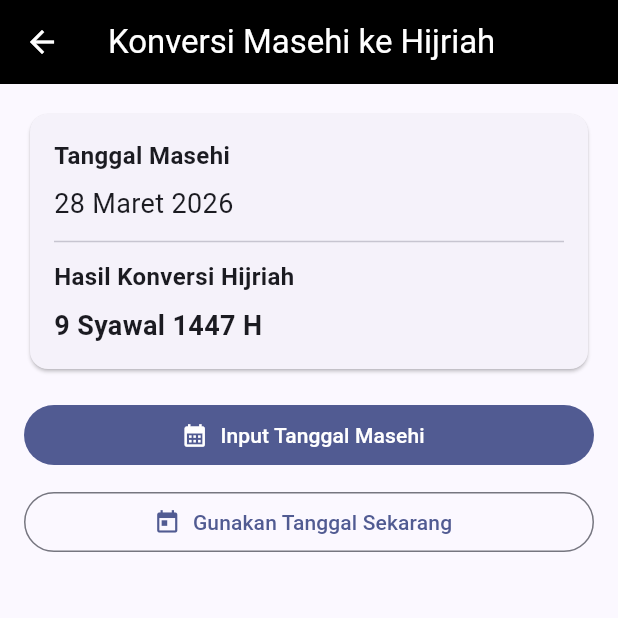
After one commit to atlet12/Tugas-Kelompok-TPM, a Flutter app: the KonversiHijriahPage screen opened directly, on a phone screen of 412 x 824 dp, the top half of it. The commit adds this screen. Run offline on Flutter 3.47's test engine with Material 3 defaults, Android fonts, the phone set to English and light mode, and no system bars.

Commit message:
Update main menu and add hijri conversion features

```diff
--- /dev/null
+++ b/tugaskelompok1/lib/pages/konversi_hijriah_page.dart
@@ -0,0 +1,97 @@
+import 'package:flutter/material.dart';
+import '../utils/hijri_calendar_utils.dart';
+
+class KonversiHijriahPage extends StatefulWidget {
+  const KonversiHijriahPage({super.key});
+
+  @override
+  State<KonversiHijriahPage> createState() => _KonversiHijriahPageState();
+}
+
+class _KonversiHijriahPageState extends State<KonversiHijriahPage> {
+  DateTime _selectedDate = DateTime.now();
+
+  Future<void> _pickDate() async {
+    final picked = await showDatePicker(
+      context: context,
+      initialDate: _selectedDate,
+      firstDate: DateTime(1900),
+      lastDate: DateTime(2100),
+    );
+
+    if (picked != null) {
+      setState(() {
+        _selectedDate = picked;
+      });
+    }
+  }
+
+  @override
+  Widget build(BuildContext context) {
+    return Scaffold(
+      appBar: AppBar(title: const Text('Konversi Masehi ke Hijriah')),
+      body: Padding(
+        padding: const EdgeInsets.all(16),
+        child: Column(
+          crossAxisAlignment: CrossAxisAlignment.stretch,
+          children: [
+            Card(
+              child: Padding(
+                padding: const EdgeInsets.all(16),
+                child: Column(
+                  crossAxisAlignment: CrossAxisAlignment.start,
+                  children: [
+                    const Text(
+                      'Tanggal Masehi',
+                      style: TextStyle(
+                        fontSize: 16,
+                        fontWeight: FontWeight.bold,
+                      ),
+                    ),
+                    const SizedBox(height: 8),
+                    Text(
+                      HijriCalendarUtils.formatMasehi(_selectedDate),
+                      style: const TextStyle(fontSize: 18),
+                    ),
+                    const Divider(height: 24),
+                    const Text(
+                      'Hasil Konversi Hijriah',
+                      style: TextStyle(
+                        fontSize: 16,
+                        fontWeight: FontWeight.bold,
+                      ),
+                    ),
+                    const SizedBox(height: 8),
+                    Text(
+                      HijriCalendarUtils.formatHijri(_selectedDate),
+                      style: const TextStyle(
+                        fontSize: 18,
+                        fontWeight: FontWeight.w600,
+                      ),
+                    ),
+                  ],
+                ),
+              ),
+            ),
+            const SizedBox(height: 16),
+            FilledButton.icon(
+              onPressed: _pickDate,
+              icon: const Icon(Icons.calendar_month),
+              label: const Text('Input Tanggal Masehi'),
+            ),
+            const SizedBox(height: 10),
+            OutlinedButton.icon(
+              onPressed: () {
+                setState(() {
+                  _selectedDate = DateTime.now();
+                });
+              },
+              icon: const Icon(Icons.today),
+              label: const Text('Gunakan Tanggal Sekarang'),
+            ),
+          ],
+        ),
+      ),
+    );
+  }
+}
--- a/tugaskelompok1/lib/pages/main_menu.dart
+++ b/tugaskelompok1/lib/pages/main_menu.dart
@@ -10,6 +10,7 @@ import 'stopwatch_page.dart';
 import 'hitung_piramid.dart';
 import 'kalender_jawa_page.dart';
 import 'weton_lahir_page.dart';
+import 'konversi_hijriah_page.dart';
 import '../utils/jawa_calendar_utils.dart';
 
 class MainMenu extends StatefulWidget {
@@ -93,6 +94,12 @@ class _MainMenuState extends State<MainMenu> {
         'c': Colors.indigo,
         'p': const WetonLahirPage(),
       },
+      {
+        't': 'Masehi ke Hijriah',
+        'i': Icons.mosque,
+        'c': Colors.deepPurple,
+        'p': const KonversiHijriahPage(),
+      },
     ];
 
     return Scaffold(
--- /dev/null
+++ b/tugaskelompok1/lib/utils/hijri_calendar_utils.dart
@@ -0,0 +1,94 @@
+class HijriDate {
+  final int year;
+  final int month;
+  final int day;
+
+  const HijriDate({
+    required this.year,
+    required this.month,
+    required this.day,
+  });
+}
+
+class HijriCalendarUtils {
+  static const List<String> _bulanMasehi = [
+    'Januari',
+    'Februari',
+    'Maret',
+    'April',
+    'Mei',
+    'Juni',
+    'Juli',
+    'Agustus',
+    'September',
+    'Oktober',
+    'November',
+    'Desember',
+  ];
+
+  static const List<String> _bulanHijriah = [
+    'Muharram',
+    'Safar',
+    'Rabiul Awal',
+    'Rabiul Akhir',
+    'Jumadil Awal',
+    'Jumadil Akhir',
+    'Rajab',
+    'Syaban',
+    'Ramadan',
+    'Syawal',
+    'Zulkaidah',
+    'Zulhijah',
+  ];
+
+  static DateTime _normalize(DateTime date) {
+    return DateTime(date.year, date.month, date.day);
+  }
+
+  static String formatMasehi(DateTime date) {
+    final d = _normalize(date);
+    return '${d.day} ${_bulanMasehi[d.month - 1]} ${d.year}';
+  }
+
+  static HijriDate gregorianToHijri(DateTime date) {
+    final d = _normalize(date);
+
+    final a = (14 - d.month) ~/ 12;
+    final y = d.year + 4800 - a;
+    final m = d.month + (12 * a) - 3;
+
+    final julianDay =
+        d.day +
+        ((153 * m + 2) ~/ 5) +
+        365 * y +
+        (y ~/ 4) -
+        (y ~/ 100) +
+        (y ~/ 400) -
+        32045;
+
+    int l = julianDay - 1948440 + 10632;
+    final n = (l - 1) ~/ 10631;
+    l = l - 10631 * n + 354;
+
+    final j =
+        (((10985 - l) ~/ 5316) * ((50 * l) ~/ 17719)) +
+        ((l ~/ 5670) * ((43 * l) ~/ 15238));
+
+    l =
+        l -
+        (((30 - j) ~/ 15) * ((17719 * j) ~/ 50)) -
+        ((j ~/ 16) * ((15238 * j) ~/ 43)) +
+        29;
+
+    final month = (24 * l) ~/ 709;
+    final day = l - ((709 * month) ~/ 24);
+    final year = 30 * n + j - 30;
+
+    return HijriDate(year: year, month: month, day: day);
+  }
+
+  static String formatHijri(DateTime date) {
+    final hijri = gregorianToHijri(date);
+    return '${hijri.day} ${_bulanHijriah[hijri.month - 1]} ${hijri.year} H';
+  }
+}
```
